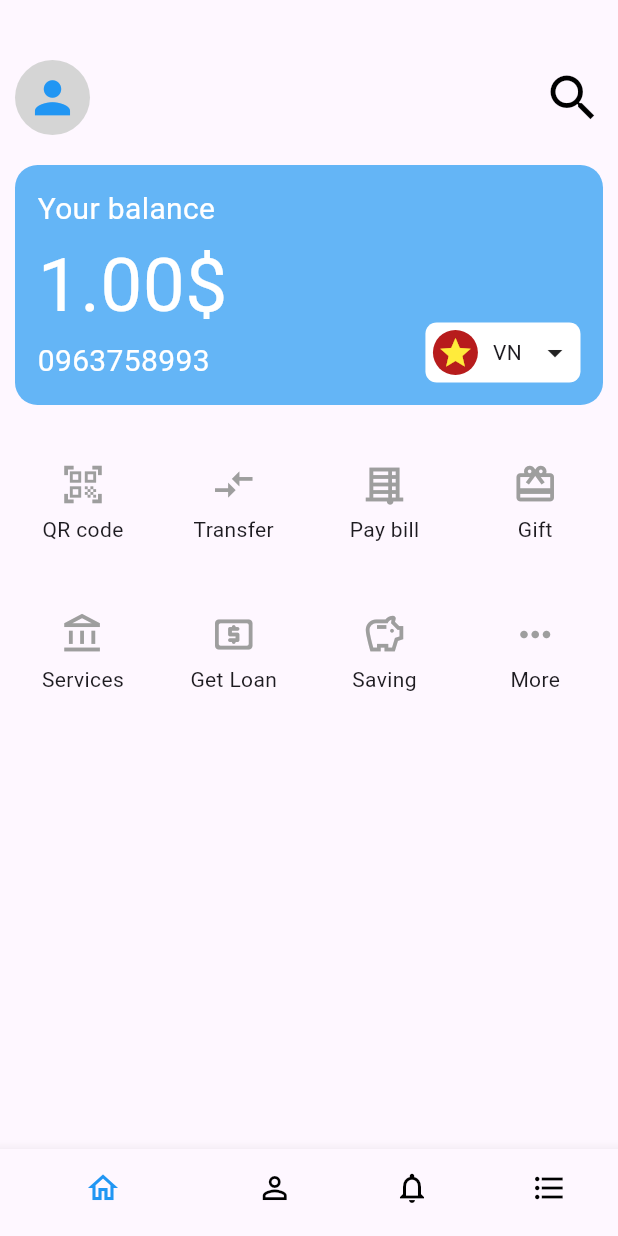
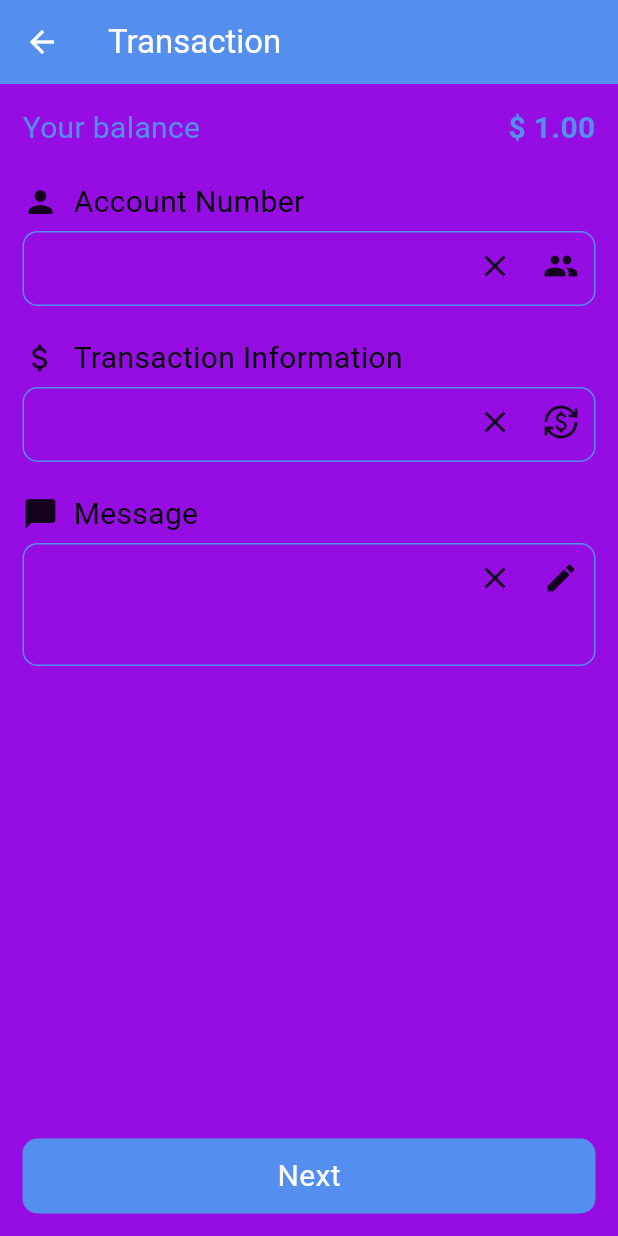
Before and after one commit to DoHuy5360/ePay, a Flutter app: the MainLayout screen opened by its route, after a tap on "Transfer", on a phone screen of 412 x 824 dp. Run offline on Flutter 3.47's test engine with Material 3 defaults, Android fonts, the phone set to English and light mode, and no system bars.

Commit message:
Update: Add transaction view

```diff
--- a/lib/main.dart
+++ b/lib/main.dart
@@ -2,6 +2,7 @@ import 'package:flutter/material.dart';
 import 'package:http/http.dart' as http;
 import 'views/loading.dart';
 import 'views/login.dart';
+import 'views/transaction.dart';
 import 'views/layouts/main.dart';
 import 'views/layouts/head.dart';
 
@@ -21,11 +22,28 @@ Future<String> fetchData() async {
 void main() async {
   runApp(MaterialApp(
     debugShowCheckedModeBanner: false,
+    title: "ePay",
+    theme: ThemeData(
+        colorScheme: const ColorScheme(
+      brightness: Brightness.light,
+      primary: Colors.white,
+      secondary: Color.fromARGB(255, 84, 142, 239),
+      surface: Color.fromARGB(255, 149, 13, 227),
+      background: Colors.white,
+      error: Colors.red,
+      onPrimary: Colors.white,
+      onSecondary: Colors.black,
+      onSurface: Colors.black,
+      onBackground: Colors.black,
+      onError: Color.fromARGB(255, 184, 5, 5),
+    )),
     initialRoute: '/login',
     routes: {
       '/loading': (context) => const LoadingView(),
       '/login': (context) => const LoginView(),
       '/home': (context) => const MainLayout(),
+      '/transaction': (context) =>
+          const HeadLayout(title: "Transaction", view: Transaction()),
     },
   ));
 }
--- a/lib/views/home.dart
+++ b/lib/views/home.dart
@@ -34,8 +34,9 @@ class HeadBar extends StatelessWidget {
                 shape: BoxShape.circle,
                 color: Color.fromARGB(255, 213, 213, 213)),
             child: IconTheme(
-                data: IconThemeData(size: 35, color: Colors.blue),
-                child: Icon(Icons.person)),
+                data: IconThemeData(
+                    size: 35, color: Theme.of(context).colorScheme.secondary),
+                child: const Icon(Icons.person)),
           ),
           const InkWell(
             child: IconTheme(
@@ -57,7 +58,8 @@ class Balance extends StatelessWidget {
       child: Container(
         padding: const EdgeInsets.all(15),
         decoration: BoxDecoration(
-            color: Colors.blue[300], borderRadius: BorderRadius.circular(15)),
+            color: Theme.of(context).colorScheme.secondary,
+            borderRadius: BorderRadius.circular(15)),
         child: Row(
           crossAxisAlignment: CrossAxisAlignment.end,
           mainAxisAlignment: MainAxisAlignment.spaceBetween,
@@ -134,34 +136,42 @@ class ArrayOfUtilities extends StatelessWidget {
         children: const [
           // Grid items
           Utilities(
+            navigatePath: "/home",
             label: "QR code",
             icon: Icon(Icons.qr_code_scanner),
           ),
           Utilities(
+            navigatePath: "/transaction",
             label: "Transfer",
             icon: Icon(Icons.compare_arrows_sharp),
           ),
           Utilities(
+            navigatePath: "/home",
             label: "Pay bill",
             icon: Icon(Icons.blinds_closed),
           ),
           Utilities(
+            navigatePath: "/home",
             label: "Gift",
             icon: Icon(Icons.card_giftcard),
           ),
           Utilities(
+            navigatePath: "/home",
             label: "Services",
             icon: Icon(Icons.account_balance_outlined),
           ),
           Utilities(
+            navigatePath: "/home",
             label: "Get Loan",
             icon: Icon(Icons.local_atm_rounded),
           ),
           Utilities(
+            navigatePath: "/home",
             label: "Saving",
             icon: Icon(Icons.savings_outlined),
           ),
           Utilities(
+            navigatePath: "/home",
             label: "More",
             icon: Icon(Icons.more_horiz),
           ),
@@ -174,12 +184,19 @@ class ArrayOfUtilities extends StatelessWidget {
 class Utilities extends StatelessWidget {
   final String label;
   final Widget icon;
-  const Utilities({super.key, required this.label, required this.icon});
+  final String navigatePath;
+  const Utilities(
+      {super.key,
+      required this.label,
+      required this.icon,
+      required this.navigatePath});
 
   @override
   Widget build(BuildContext context) {
     return InkWell(
-      onTap: () {},
+      onTap: () {
+        Navigator.pushNamed(context, navigatePath);
+      },
       child: Column(
         mainAxisAlignment: MainAxisAlignment.center,
         crossAxisAlignment: CrossAxisAlignment.center,
--- a/lib/views/layouts/head.dart
+++ b/lib/views/layouts/head.dart
@@ -9,9 +9,19 @@ class HeadLayout extends StatelessWidget {
   Widget build(BuildContext context) {
     return Scaffold(
       appBar: AppBar(
-        title: Text(title),
-        backgroundColor: Colors.blue[400],
-        leading: const Icon(Icons.account_balance),
+        title: Text(
+          title,
+          style: const TextStyle(color: Colors.white),
+        ),
+        backgroundColor: Theme.of(context).colorScheme.secondary,
+        leading: InkWell(
+          onTap: () {
+            Navigator.pop(context);
+          },
+          child: const IconTheme(
+              data: IconThemeData(color: Colors.white),
+              child: Icon(Icons.arrow_back)),
+        ),
       ),
       body: Center(child: view),
     );
--- a/lib/views/layouts/main.dart
+++ b/lib/views/layouts/main.dart
@@ -60,9 +60,9 @@ class _MainLayoutState extends State<MainLayout> {
             showSelectedLabels: false,
             showUnselectedLabels: false,
             unselectedItemColor: Colors.black,
-            selectedItemColor: Colors.blue,
+            selectedItemColor: Theme.of(context).colorScheme.secondary,
             currentIndex: currentViewIndex,
-            backgroundColor: Colors.white,
+            backgroundColor: Theme.of(context).colorScheme.primary,
             onTap: (int index) {
               bottomRoutes[index].action();
             },
--- a/lib/views/login.dart
+++ b/lib/views/login.dart
@@ -77,8 +77,15 @@ class _CredentialsState extends State<Credentials> {
           const SizedBox(
             height: 16,
           ),
-          ElevatedButton(
-              onPressed: () async {
+          SizedBox(
+            width: 100,
+            height: 50,
+            child: Material(
+              borderRadius: BorderRadius.circular(50),
+              color: Theme.of(context).colorScheme.secondary,
+              child: InkWell(
+                borderRadius: BorderRadius.circular(50),
+                onTap: () async {
                   Navigator.pushNamed(context, '/loading');
                   bool isPass = await verifyCredentials();
                   if (!context.mounted) return;
@@ -88,7 +95,18 @@ class _CredentialsState extends State<Credentials> {
                     Navigator.of(context).pop();
                   }
                 },
-              child: const Text("Login"))
+                child: Center(
+                  child: Text(
+                    "Login",
+                    style: TextStyle(
+                      fontSize: 20,
+                      color: Theme.of(context).colorScheme.primary,
+                    ),
+                  ),
+                ),
+              ),
+            ),
+          )
         ],
       ),
     );
--- /dev/null
+++ b/lib/views/transaction.dart
@@ -0,0 +1,211 @@
+import 'package:flutter/material.dart';
+
+class Transaction extends StatefulWidget {
+  const Transaction({super.key});
+
+  @override
+  State<Transaction> createState() => TransactionState();
+}
+
+class TransactionState extends State<Transaction> {
+  String currency = "\$";
+  String balance = '1.00';
+  @override
+  Widget build(BuildContext context) {
+    return Padding(
+      padding: const EdgeInsets.all(15),
+      child: Column(
+        mainAxisAlignment: MainAxisAlignment.spaceBetween,
+        children: [
+          Column(
+            children: [
+              Balance(currency: currency, balance: balance),
+              const SizedBox(
+                height: 20,
+              ),
+              Input(
+                label: "Account Number",
+                icon: const Icon(Icons.person),
+                minLines: 1,
+                maxLines: 1,
+                actions: [
+                  InkWell(
+                    onTap: () {},
+                    child: const Icon(Icons.close),
+                  ),
+                  const SizedBox(width: 20),
+                  InkWell(
+                    onTap: () {},
+                    child: const Icon(Icons.group_sharp),
+                  )
+                ],
+              ),
+              const SizedBox(
+                height: 20,
+              ),
+              Input(
+                label: "Transaction Information",
+                icon: const Icon(Icons.attach_money_rounded),
+                minLines: 1,
+                maxLines: 1,
+                actions: [
+                  InkWell(
+                    onTap: () {},
+                    child: const Icon(Icons.close),
+                  ),
+                  const SizedBox(width: 20),
+                  InkWell(
+                    onTap: () {},
+                    child: const Icon(Icons.currency_exchange),
+                  )
+                ],
+              ),
+              const SizedBox(
+                height: 20,
+              ),
+              Input(
+                label: "Message",
+                icon: const Icon(Icons.messenger),
+                minLines: 4,
+                maxLines: 5,
+                actions: [
+                  InkWell(
+                    onTap: () {},
+                    child: const Icon(Icons.close),
+                  ),
+                  const SizedBox(width: 20),
+                  InkWell(
+                    onTap: () {},
+                    child: const Icon(Icons.edit),
+                  )
+                ],
+              ),
+            ],
+          ),
+          const SizedBox(
+            height: 20,
+          ),
+          InkWell(
+            onTap: () {},
+            child: SizedBox(
+                width: 400,
+                height: 50,
+                child: Container(
+                  decoration: BoxDecoration(
+                      color: Theme.of(context).colorScheme.secondary,
+                      borderRadius: BorderRadius.circular(10)),
+                  child: const Center(
+                    child: Text(
+                      "Next",
+                      style: TextStyle(color: Colors.white, fontSize: 20),
+                    ),
+                  ),
+                )),
+          )
+        ],
+      ),
+    );
+  }
+}
+
+class Input extends StatelessWidget {
+  final String label;
+  final Widget icon;
+  final List<Widget> actions;
+  final int minLines;
+  final int maxLines;
+
+  const Input(
+      {super.key,
+      required this.label,
+      required this.icon,
+      required this.minLines,
+      required this.maxLines,
+      required this.actions});
+
+  @override
+  Widget build(BuildContext context) {
+    return Column(
+      children: [
+        Row(
+          children: [
+            icon,
+            const SizedBox(width: 10),
+            Text(
+              label,
+              style: const TextStyle(fontSize: 20),
+            )
+          ],
+        ),
+        const SizedBox(
+          height: 5,
+        ),
+        Container(
+          alignment: Alignment.topLeft,
+          padding: const EdgeInsets.symmetric(horizontal: 10),
+          decoration: BoxDecoration(
+              border: Border.all(
+                  width: 1, color: Theme.of(context).colorScheme.secondary),
+              borderRadius: BorderRadius.circular(10)),
+          child: Row(
+            crossAxisAlignment: CrossAxisAlignment.start,
+            children: [
+              Expanded(
+                child: TextFormField(
+                  minLines: minLines,
+                  maxLines: maxLines,
+                  decoration: const InputDecoration(border: InputBorder.none),
+                  style: const TextStyle(height: 1),
+                  cursorColor: Theme.of(context).colorScheme.secondary,
+                  validator: (value) {
+                    if (value != null && value.isEmpty) {
+                      return "This field can not empty";
+                    }
+                    return null;
+                  },
+                ),
+              ),
+              Padding(
+                  padding: const EdgeInsets.symmetric(vertical: 10),
+                  child: Row(
+                    children: actions,
+                  ))
+            ],
+          ),
+        )
+      ],
+    );
+  }
+}
+
+class Balance extends StatelessWidget {
+  const Balance({
+    super.key,
+    required this.currency,
+    required this.balance,
+  });
+
+  final String currency;
+  final String balance;
+
+  @override
+  Widget build(BuildContext context) {
+    return Row(
+      mainAxisAlignment: MainAxisAlignment.spaceBetween,
+      children: [
+        Text(
+          "Your balance",
+          style: TextStyle(
+              color: Theme.of(context).colorScheme.secondary, fontSize: 20),
+        ),
+        Text(
+          "$currency $balance",
+          style: TextStyle(
+              color: Theme.of(context).colorScheme.secondary,
+              fontWeight: FontWeight.bold,
+              fontSize: 20),
+        ),
+      ],
+    );
+  }
+}
```
Lines whose indentation alone changed are shown as unchanged.
